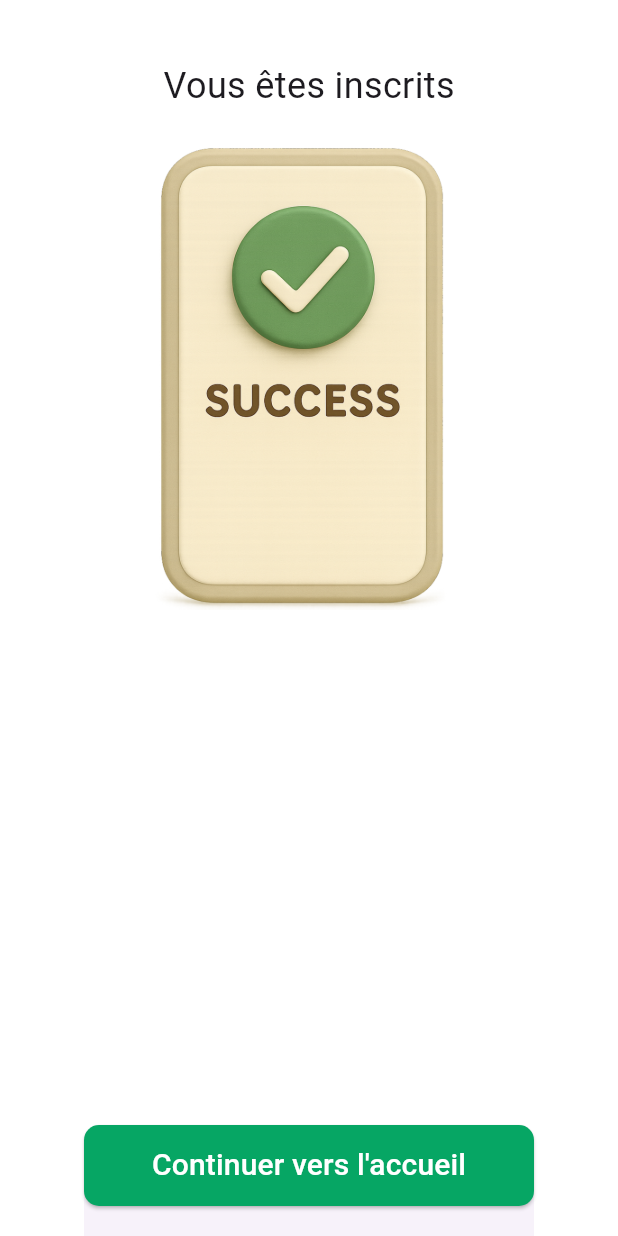
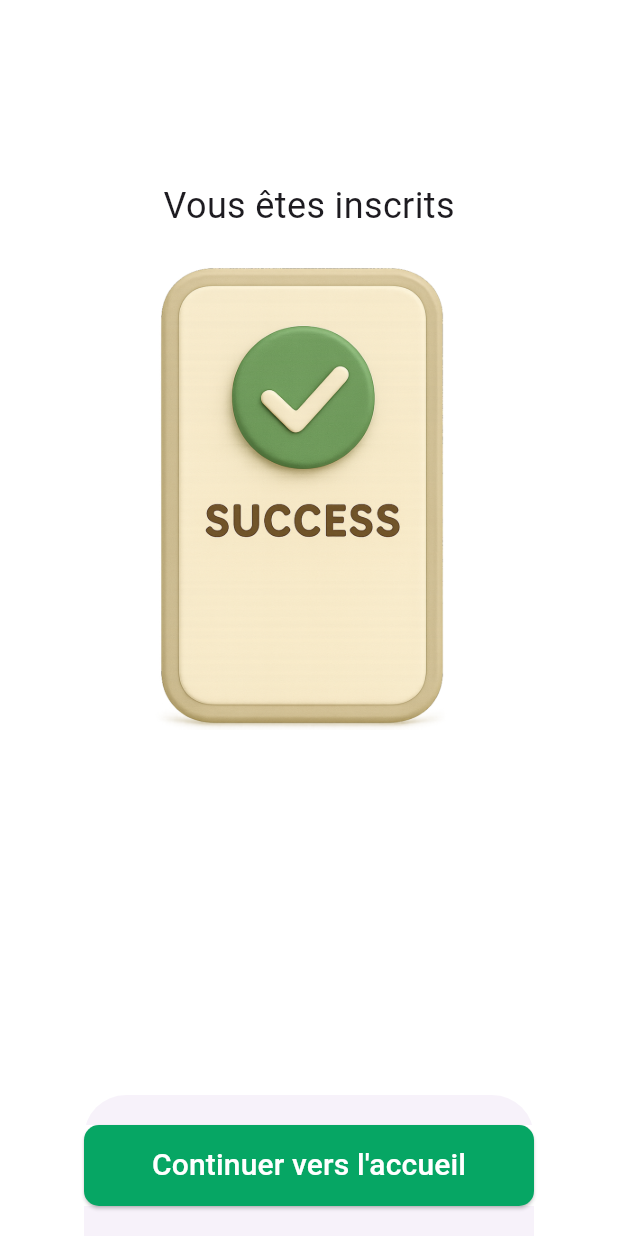
Before and after one commit to mohdiop/m3fund-flutter, a Flutter app: the SuccessSigninScreen screen opened directly, on a phone screen of 412 x 824 dp. Run offline on Flutter 3.47's test engine with Material 3 defaults, Android fonts, the phone set to English and light mode, and no system bars; our stand-ins replace carousel_slider, connectivity_plus, dio, fl_chart, flutter_map, flutter_material_design_icons and 14 more; missing offline and left inert: twemoji; accounts and stored records are empty; network calls fail.

Commit message:
Adds user profile picture

```diff
--- a/lib/constants.dart
+++ b/lib/constants.dart
@@ -1,6 +1,6 @@
 import 'package:flutter/cupertino.dart';
 
-String baseUrl = "http://localhost:7878/api/v1";
+String baseUrl = "https://m3fund-api.onrender.com/api/v1";
 
 const Color primaryColor = Color(0xFF06A664);
 const Color secondaryColor = Color(0xFFE6B800);
--- a/lib/models/responses/contributor_response.dart
+++ b/lib/models/responses/contributor_response.dart
@@ -12,6 +12,7 @@ class ContributorResponse {
   final String phone;
   final DateTime createdAt;
   final List<UserRole> roles;
+  final String? profilePictureUrl;
 
   ContributorResponse({
     required this.id,
@@ -24,6 +25,7 @@ class ContributorResponse {
     required this.phone,
     required this.createdAt,
     required this.roles,
+    this.profilePictureUrl,
   });
 
   factory ContributorResponse.fromJson(Map<String, dynamic> jsonBody) {
@@ -48,6 +50,7 @@ class ContributorResponse {
       roles: (jsonBody['roles'] as List)
           .map((roleString) => _roleFromString(roleString))
           .toList(),
+      profilePictureUrl: jsonBody['profilePictureUrl'],
     );
   }
 
--- a/lib/screens/auth/localization_screen.dart
+++ b/lib/screens/auth/localization_screen.dart
@@ -104,7 +104,7 @@ class _LocalizationScreenState extends State<LocalizationScreen> {
                 style: IconButton.styleFrom(backgroundColor: primaryColor),
                 icon: const Icon(
                   RemixIcons.user_location_line,
-                  size: 24,
+                  size: 26,
                   color: Colors.white,
                 ),
                 onPressed: () async {
--- a/lib/screens/auth/profile_picture_screen.dart
+++ b/lib/screens/auth/profile_picture_screen.dart
@@ -127,7 +127,8 @@ class _ProfilePictureScreenState extends State<ProfilePictureScreen> {
           ),
         ),
       ),
-      bottomNavigationBar: Padding(
+      bottomNavigationBar: SafeArea(
+        child: Padding(
           padding: const EdgeInsets.symmetric(vertical: 20),
           child: Row(
             spacing: 15,
@@ -190,6 +191,7 @@ class _ProfilePictureScreenState extends State<ProfilePictureScreen> {
             ],
           ),
         ),
+      ),
     );
   }
 }
--- a/lib/screens/auth/request_position_screen.dart
+++ b/lib/screens/auth/request_position_screen.dart
@@ -94,7 +94,8 @@ class _RequestPositionScreenState extends State<RequestPositionScreen> {
           ),
         ),
       ),
-      bottomNavigationBar: Padding(
+      bottomNavigationBar: SafeArea(
+        child: Padding(
           padding: const EdgeInsets.symmetric(vertical: 20),
           child: Row(
             spacing: 15,
@@ -179,6 +180,7 @@ class _RequestPositionScreenState extends State<RequestPositionScreen> {
             ],
           ),
         ),
+      ),
     );
   }
 }
--- a/lib/screens/auth/success_signin_screen.dart
+++ b/lib/screens/auth/success_signin_screen.dart
@@ -13,18 +13,22 @@ class _SuccessSigninScreenState extends State<SuccessSigninScreen> {
   @override
   Widget build(BuildContext context) {
     return Scaffold(
-      body: Center(
+      body: SafeArea(
+        child: Center(
           child: Column(
             spacing: 20,
             children: [
-            SizedBox(height: 20),
+              SizedBox(height: 100),
               Text("Vous êtes inscrits", style: TextStyle(fontSize: 24)),
               Center(child: Image.asset("assets/success.png", width: 250)),
             ],
           ),
         ),
-      bottomSheet: Container(
-        padding: EdgeInsets.only(bottom: 20),
+      ),
+      bottomSheet: Padding(
+        padding: EdgeInsets.symmetric(vertical: 20),
+        child: Container(
+          decoration: BoxDecoration(color: Colors.white),
           child: ElevatedButton(
             style: ElevatedButton.styleFrom(
               backgroundColor: primaryColor,
@@ -47,6 +51,7 @@ class _SuccessSigninScreenState extends State<SuccessSigninScreen> {
             },
           ),
         ),
+      ),
     );
   }
 }
--- a/lib/screens/auth/user_prefs_screen.dart
+++ b/lib/screens/auth/user_prefs_screen.dart
@@ -175,7 +175,8 @@ class _UserPrefsScreenState extends State<UserPrefsScreen> {
           ),
         ),
       ),
-      bottomNavigationBar: Padding(
+      bottomNavigationBar: SafeArea(
+        child: Padding(
           padding: const EdgeInsets.symmetric(vertical: 20),
           child: Row(
             spacing: 15,
@@ -244,6 +245,7 @@ class _UserPrefsScreenState extends State<UserPrefsScreen> {
             ],
           ),
         ),
+      ),
     );
   }
 }
--- a/lib/screens/home/main_screen.dart
+++ b/lib/screens/home/main_screen.dart
@@ -57,7 +57,9 @@ class _MainScreenState extends State<MainScreen> {
       child: Scaffold(
         body: IndexedStack(index: _selectedIndex, children: _pages),
         extendBody: true,
-        bottomNavigationBar: ClipRRect(
+        bottomNavigationBar: SafeArea(
+          bottom: false,
+          child: ClipRRect(
             child: BackdropFilter(
               filter: ImageFilter.blur(sigmaX: 5, sigmaY: 5),
               child: Container(
@@ -141,6 +143,7 @@ class _MainScreenState extends State<MainScreen> {
             ),
           ),
         ),
+      ),
     );
   }
 }
```
Also changed, not shown: lib/screens/home/user_profile_screen.dart (+19 -1 lines), lib/screens/launcher/splash_screen.dart (+3 -6 lines). Lines whose indentation alone changed are shown as unchanged.
